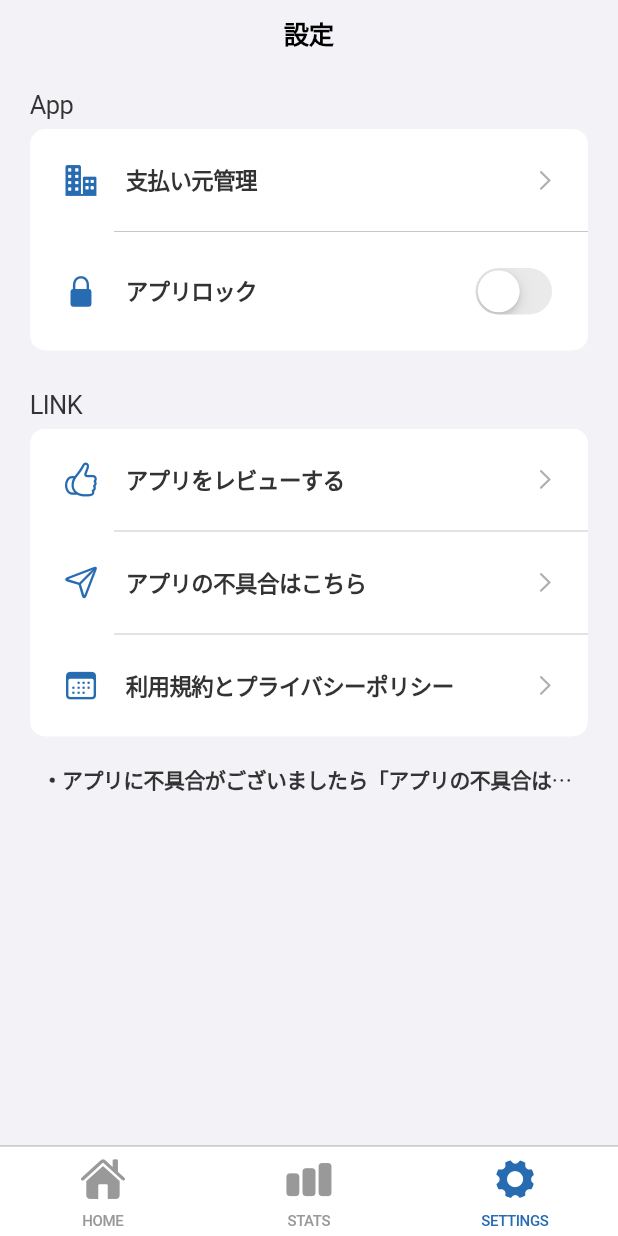
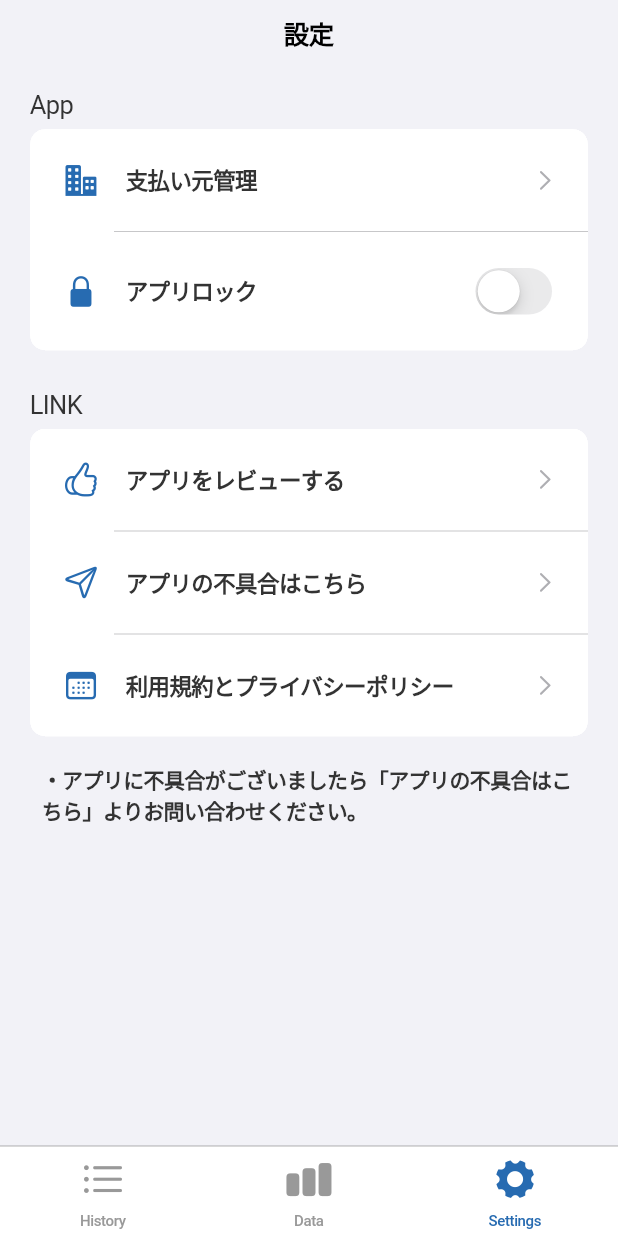
Before and after one commit to amefure/Flutter-Salary-App, a Flutter app: the screen it shows after launch, item 3 of the bottom bar chosen, on a phone screen of 412 x 824 dp. Run offline on Flutter 3.47's test engine with Material 3 defaults, Android fonts, the phone set to English and light mode, and no system bars; our stand-ins replace fl_chart, flutter_secure_storage, realm, shared_preferences, webview_flutter; missing offline and left inert: dart:ffi; generated files the repository leaves out were written again; statements that could not run were skipped.

Commit message:
軽微なUI修正

```diff
--- a/lib/views/root_tab_view.dart
+++ b/lib/views/root_tab_view.dart
@@ -19,16 +19,16 @@ class _RootTabViewViewState extends State<RootTabViewView> {
         height: 60,
         items: const [
           BottomNavigationBarItem(
-            icon: Icon(CupertinoIcons.house_fill),
-            label: "HOME",
+            icon: Icon(CupertinoIcons.list_bullet),
+            label: "History",
           ),
           BottomNavigationBarItem(
             icon: Icon(CupertinoIcons.chart_bar_fill),
-            label: "STATS",
+            label: "Data",
           ),
           BottomNavigationBarItem(
             icon: Icon(CupertinoIcons.gear_alt_fill),
-            label: "SETTINGS",
+            label: "Settings",
           ),
         ],
       ),
--- a/lib/views/setting/setting_view.dart
+++ b/lib/views/setting/setting_view.dart
@@ -121,6 +121,7 @@ class _SettingViewState extends State<SettingView> {
                   text: "・アプリに不具合がございましたら「アプリの不具合はこちら」よりお問い合わせください。",
                   textSize: TextSize.S,
                   fontWeight: FontWeight.bold,
+                  maxLines: 2,
                 ),
               ),
               children: [
```
